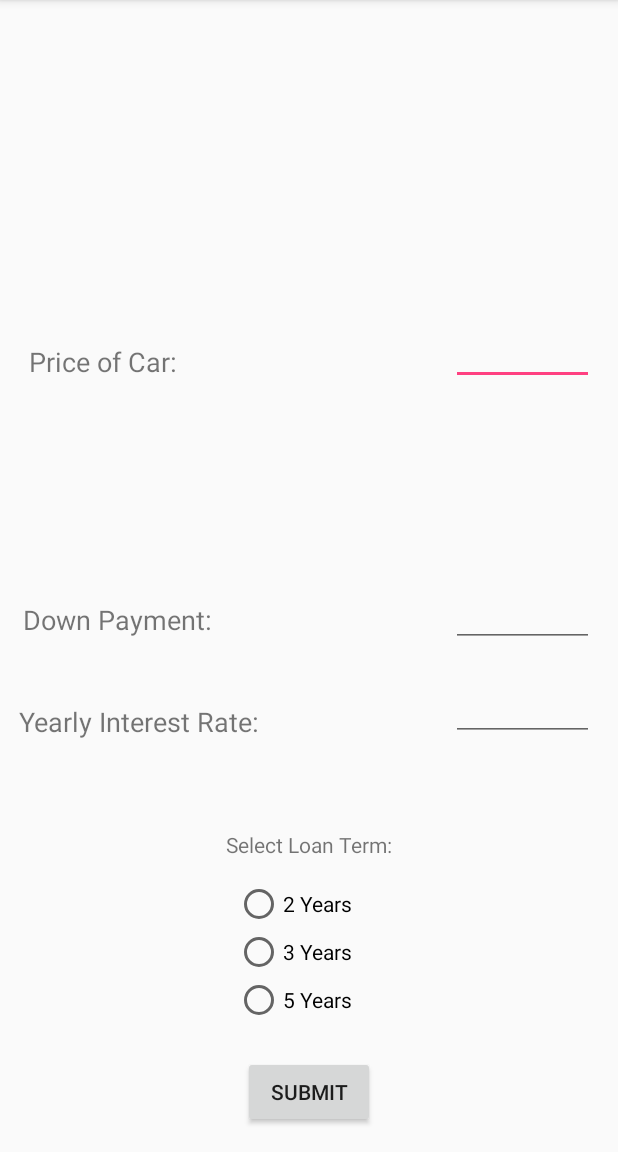
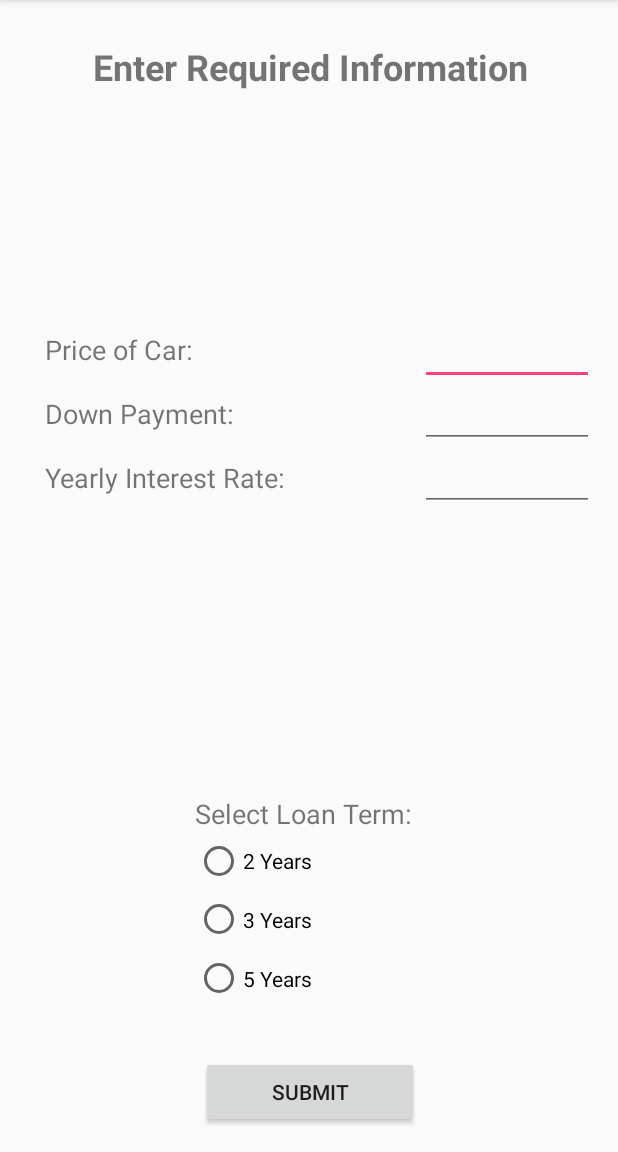
Before and after one commit to mbutera11/Android-Apps, an Android app: the screen it shows after launch (MainActivity), on a phone screen of 412 x 824 dp, the part 84-1236 px from its top. Run offline under Robolectric (Android 15) with nearby library versions, the light colour scheme and no system bars.

Commit message:
Finish App
Will check back before submission

```diff
--- a/Lab4/app/build.gradle
+++ b/Lab4/app/build.gradle
@@ -3,12 +3,13 @@ apply plugin: 'com.android.application'
 android {
     compileSdkVersion 26
     defaultConfig {
-        applicationId "lab4.android.wku.edu.autopurchase"
+        applicationId "MichaelButera.autopurchase"
         minSdkVersion 21
         targetSdkVersion 26
         versionCode 1
         versionName "1.0"
         testInstrumentationRunner "android.support.test.runner.AndroidJUnitRunner"
+        setProperty("archivesBaseName", applicationId)
     }
     buildTypes {
         release {
--- a/Lab4/app/src/main/java/lab4/android/wku/edu/autopurchase/MainActivity.java
+++ b/Lab4/app/src/main/java/lab4/android/wku/edu/autopurchase/MainActivity.java
@@ -23,7 +23,7 @@ public class MainActivity extends AppCompatActivity {
         Intent in = new Intent(this, Report.class);
         EditText et = findViewById(R.id.priceOfCar);
         EditText et2 = findViewById(R.id.downPayment);
-        EditText et3 = findViewById(R.id.interestRate);
+        EditText et3 = findViewById(R.id.yearlyInterest);
 
         RadioGroup rGroup = findViewById(R.id.rgroup);
         int selectedID = rGroup.getCheckedRadioButtonId();
@@ -31,12 +31,12 @@ public class MainActivity extends AppCompatActivity {
 
         int price = Integer.parseInt(et.getText().toString());
         int downPay = Integer.parseInt(et2.getText().toString());
-        double rate = Double.parseDouble(et3.getText().toString());
+        double yearlyInterest = Double.parseDouble(et3.getText().toString());
 
         in.putExtra("CarPrice", price);
         in.putExtra("DownPayment", downPay);
-        in.putExtra("InterestRate", rate);
         in.putExtra("LoanTerm", rButton.getText());
+        in.putExtra("YearlyInterest", yearlyInterest);
 
         startActivity(in);
     }
--- a/Lab4/app/src/main/res/layout/activity_main.xml
+++ b/Lab4/app/src/main/res/layout/activity_main.xml
@@ -7,75 +7,141 @@
     tools:context="lab4.android.wku.edu.autopurchase.MainActivity">
 
     <TextView
-        android:id="@+id/textView9"
+        android:id="@+id/textView8"
         android:layout_width="wrap_content"
         android:layout_height="wrap_content"
-        android:layout_marginBottom="28dp"
-        android:layout_marginEnd="180dp"
-        android:layout_marginStart="16dp"
-        android:layout_marginTop="109dp"
-        android:text="Price of Car:"
-        android:textSize="18sp"
-        app:layout_constraintBottom_toTopOf="@+id/textView10"
-        app:layout_constraintEnd_toStartOf="@+id/priceOfCar"
+        android:layout_marginEnd="44dp"
+        android:layout_marginStart="45dp"
+        android:layout_marginTop="28dp"
+        android:text="Enter Required Information"
+        android:textSize="24sp"
+        android:textStyle="bold"
+        app:layout_constraintEnd_toEndOf="parent"
         app:layout_constraintStart_toStartOf="parent"
         app:layout_constraintTop_toTopOf="parent" />
 
+    <LinearLayout
+        android:id="@+id/linearLayout6"
+        android:layout_width="179dp"
+        android:layout_height="128dp"
+        android:layout_marginBottom="53dp"
+        android:layout_marginEnd="57dp"
+        android:layout_marginStart="16dp"
+        android:layout_marginTop="92dp"
+        android:orientation="vertical"
+        app:layout_constraintBottom_toTopOf="@+id/linearLayout4"
+        app:layout_constraintEnd_toStartOf="@+id/linearLayout5"
+        app:layout_constraintStart_toStartOf="parent"
+        app:layout_constraintTop_toTopOf="parent">
+
+        <TextView
+            android:id="@+id/textView9"
+            android:layout_width="match_parent"
+            android:layout_height="wrap_content"
+            android:layout_weight="1"
+            android:text="Price of Car:"
+            android:textSize="18sp"
+            tools:layout_editor_absoluteX="6dp"
+            tools:layout_editor_absoluteY="101dp" />
+
         <TextView
             android:id="@+id/textView10"
-        android:layout_width="wrap_content"
+            android:layout_width="match_parent"
             android:layout_height="wrap_content"
-        android:layout_marginBottom="43dp"
-        android:layout_marginEnd="160dp"
-        android:layout_marginStart="16dp"
+            android:layout_weight="1"
             android:text="Down Payment:"
             android:textSize="18sp"
-        app:layout_constraintBottom_toTopOf="@+id/textView11"
-        app:layout_constraintEnd_toStartOf="@+id/downPayment"
-        app:layout_constraintStart_toStartOf="parent" />
+            tools:layout_editor_absoluteX="3dp"
+            tools:layout_editor_absoluteY="146dp" />
 
         <TextView
             android:id="@+id/textView11"
-        android:layout_width="wrap_content"
+            android:layout_width="match_parent"
             android:layout_height="wrap_content"
-        android:layout_marginBottom="60dp"
-        android:layout_marginEnd="131dp"
-        android:layout_marginStart="16dp"
+            android:layout_weight="1"
             android:text="Yearly Interest Rate:"
             android:textSize="18sp"
-        app:layout_constraintBottom_toTopOf="@+id/textView13"
-        app:layout_constraintEnd_toStartOf="@+id/interestRate"
-        app:layout_constraintStart_toStartOf="parent" />
+            tools:layout_editor_absoluteY="213dp" />
+
+    </LinearLayout>
+
+    <LinearLayout
+        android:id="@+id/linearLayout5"
+        android:layout_width="116dp"
+        android:layout_height="127dp"
+        android:layout_marginBottom="61dp"
+        android:layout_marginEnd="16dp"
+        android:layout_marginTop="85dp"
+        android:orientation="vertical"
+        app:layout_constraintBottom_toTopOf="@+id/linearLayout4"
+        app:layout_constraintEnd_toEndOf="parent"
+        app:layout_constraintTop_toTopOf="parent">
+
+        <EditText
+            android:id="@+id/priceOfCar"
+            android:layout_width="match_parent"
+            android:layout_height="43dp"
+            android:ems="10"
+            android:inputType="numberDecimal"
+            android:textAlignment="center"
+            tools:layout_editor_absoluteX="273dp"
+            tools:layout_editor_absoluteY="85dp" />
+
+        <EditText
+            android:id="@+id/downPayment"
+            android:layout_width="match_parent"
+            android:layout_height="42dp"
+            android:ems="10"
+            android:inputType="numberDecimal"
+            android:textAlignment="center"
+            tools:layout_editor_absoluteX="273dp"
+            tools:layout_editor_absoluteY="133dp" />
+
+        <EditText
+            android:id="@+id/yearlyInterest"
+            android:layout_width="match_parent"
+            android:layout_height="wrap_content"
+            android:ems="10"
+            android:inputType="numberDecimal"
+            android:textAlignment="center" />
+
+    </LinearLayout>
+
+    <LinearLayout
+        android:id="@+id/linearLayout4"
+        android:layout_width="153dp"
+        android:layout_height="142dp"
+        android:layout_marginBottom="32dp"
+        android:layout_marginEnd="115dp"
+        android:layout_marginStart="116dp"
+        android:orientation="vertical"
+        app:layout_constraintBottom_toTopOf="@+id/submit"
+        app:layout_constraintEnd_toEndOf="parent"
+        app:layout_constraintStart_toStartOf="parent">
 
         <TextView
             android:id="@+id/textView13"
-        android:layout_width="wrap_content"
+            android:layout_width="match_parent"
             android:layout_height="wrap_content"
-        android:layout_marginBottom="14dp"
-        android:layout_marginEnd="135dp"
-        android:layout_marginStart="135dp"
             android:text="Select Loan Term:"
-        app:layout_constraintBottom_toTopOf="@+id/rgroup"
-        app:layout_constraintEnd_toEndOf="parent"
-        app:layout_constraintStart_toStartOf="parent" />
+            android:textSize="18sp"
+            tools:layout_editor_absoluteX="136dp"
+            tools:layout_editor_absoluteY="298dp" />
 
         <RadioGroup
             android:id="@+id/rgroup"
-        android:layout_width="100dp"
-        android:layout_height="wrap_content"
-        android:layout_marginBottom="21dp"
-        android:layout_marginEnd="120dp"
-        android:layout_marginStart="121dp"
-        app:layout_constraintBottom_toTopOf="@+id/submit"
-        app:layout_constraintEnd_toEndOf="parent"
-        app:layout_constraintStart_toStartOf="parent">
+            android:layout_width="match_parent"
+            android:layout_height="match_parent"
+            tools:layout_editor_absoluteX="143dp"
+            tools:layout_editor_absoluteY="330dp">
 
             <RadioButton
                 android:id="@+id/radioButton7"
                 android:layout_width="match_parent"
                 android:layout_height="wrap_content"
                 android:layout_weight="1"
-            android:text="2 Years" />
+                android:text="2 Years"
+                android:textAlignment="viewStart" />
 
             <RadioButton
                 android:id="@+id/radioButton8"
@@ -93,13 +159,15 @@
 
         </RadioGroup>
 
+    </LinearLayout>
+
     <Button
         android:id="@+id/submit"
-        android:layout_width="wrap_content"
+        android:layout_width="145dp"
         android:layout_height="wrap_content"
         android:layout_marginBottom="16dp"
-        android:layout_marginEnd="148dp"
-        android:layout_marginStart="148dp"
+        android:layout_marginEnd="119dp"
+        android:layout_marginStart="120dp"
         android:layout_weight="1"
         android:onClick="sendMessage"
         android:text="Submit"
@@ -107,42 +175,4 @@
         app:layout_constraintEnd_toEndOf="parent"
         app:layout_constraintStart_toStartOf="parent" />
 
-    <EditText
-        android:id="@+id/priceOfCar"
-        android:layout_width="95dp"
-        android:layout_height="43dp"
-        android:layout_marginBottom="5dp"
-        android:layout_marginEnd="16dp"
-        android:layout_marginTop="85dp"
-        android:ems="10"
-        android:inputType="numberDecimal"
-        android:textAlignment="center"
-        app:layout_constraintBottom_toTopOf="@+id/downPayment"
-        app:layout_constraintEnd_toEndOf="parent"
-        app:layout_constraintTop_toTopOf="parent" />
-
-    <EditText
-        android:id="@+id/interestRate"
-        android:layout_width="95dp"
-        android:layout_height="43dp"
-        android:layout_marginBottom="274dp"
-        android:layout_marginEnd="16dp"
-        android:ems="10"
-        android:inputType="numberDecimal"
-        android:textAlignment="center"
-        app:layout_constraintBottom_toBottomOf="parent"
-        app:layout_constraintEnd_toEndOf="parent" />
-
-    <EditText
-        android:id="@+id/downPayment"
-        android:layout_width="95dp"
-        android:layout_height="42dp"
-        android:layout_marginBottom="19dp"
-        android:layout_marginEnd="16dp"
-        android:ems="10"
-        android:inputType="numberDecimal"
-        android:textAlignment="center"
-        app:layout_constraintBottom_toTopOf="@+id/interestRate"
-        app:layout_constraintEnd_toEndOf="parent" />
-
 </android.support.constraint.ConstraintLayout>
```
Also changed, not shown: Lab4/app/src/main/java/lab4/android/wku/edu/autopurchase/Report.java (+13 -8 lines), Lab4/app/src/main/res/layout/activity_report.xml (+26 -22 lines). Lines whose indentation alone changed are shown as unchanged.
